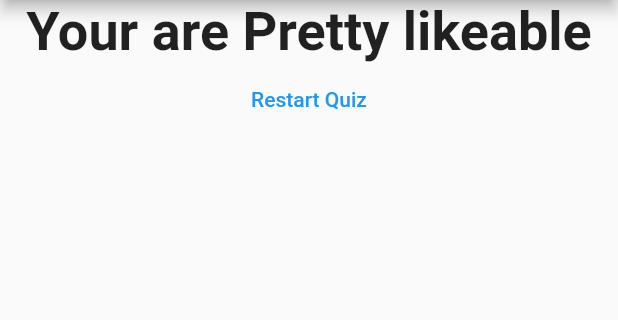
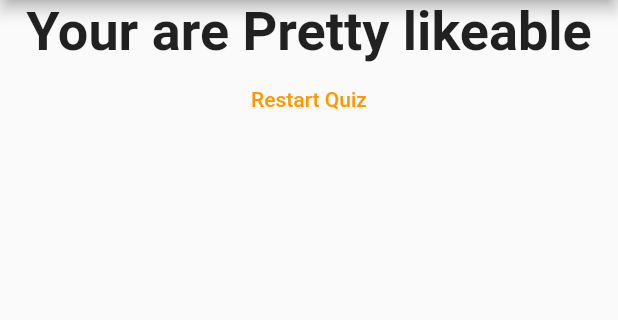
Before and after one commit to Preetam2114/Flutter_basics, a Flutter app: the screen it shows after launch, after a tap on "Green", after a tap on "Mercedes", after a tap on "Tiger", on a phone screen of 412 x 824 dp, the part 84-404 px from its top. Run offline on Flutter 3.47's test engine with Material 2 defaults, Android fonts, the phone set to English and light mode, and no system bars.

Commit message:
Replaced deprecated Buttions

```diff
--- a/lib/answer.dart
+++ b/lib/answer.dart
@@ -9,9 +9,9 @@ class Answer extends StatelessWidget {
     return Container(
       padding: EdgeInsets.all(5),
       width: double.infinity,
-      child: RaisedButton(
-        color: Colors.blue,
-        textColor: Colors.white,
+      child: ElevatedButton(
+        style: ElevatedButton.styleFrom(
+            primary: Colors.orange, onPrimary: Colors.white),
         child: Text(answerText),
         onPressed: selectHandler,
       ),
--- a/lib/main.dart
+++ b/lib/main.dart
@@ -1,6 +1,4 @@
 import "package:flutter/material.dart";
-import "./question.dart";
-import './answer.dart';
 import './quiz.dart';
 import 'result.dart';
 
--- a/lib/result.dart
+++ b/lib/result.dart
@@ -27,10 +27,10 @@ class Results extends StatelessWidget {
           style: TextStyle(fontSize: 36, fontWeight: FontWeight.bold),
           textAlign: TextAlign.center,
         ),
-        FlatButton(
+        TextButton(
+          style: TextButton.styleFrom(primary: Colors.orange),
           onPressed: resetHandler,
           child: Text('Restart Quiz'),
-          textColor: Colors.blue,
         )
       ],
     ));
```
